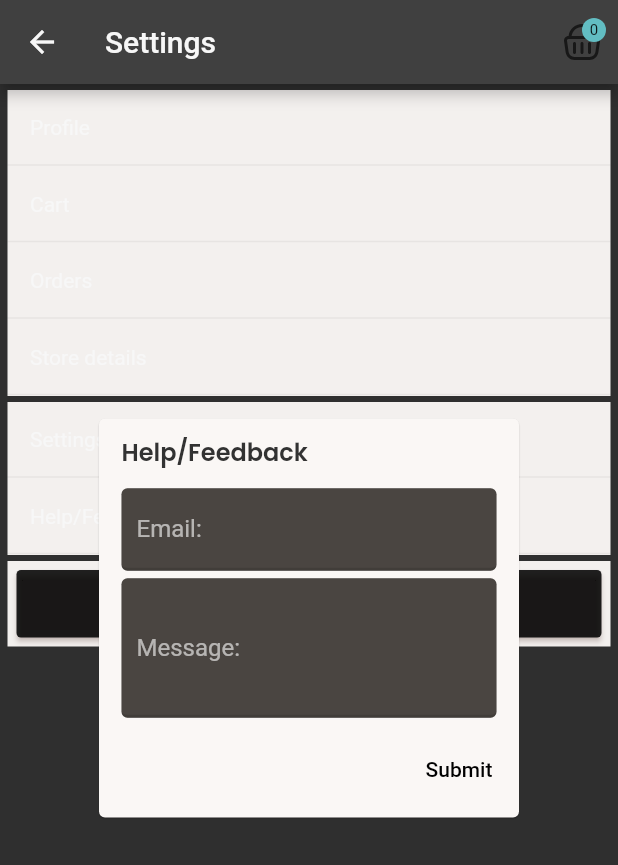
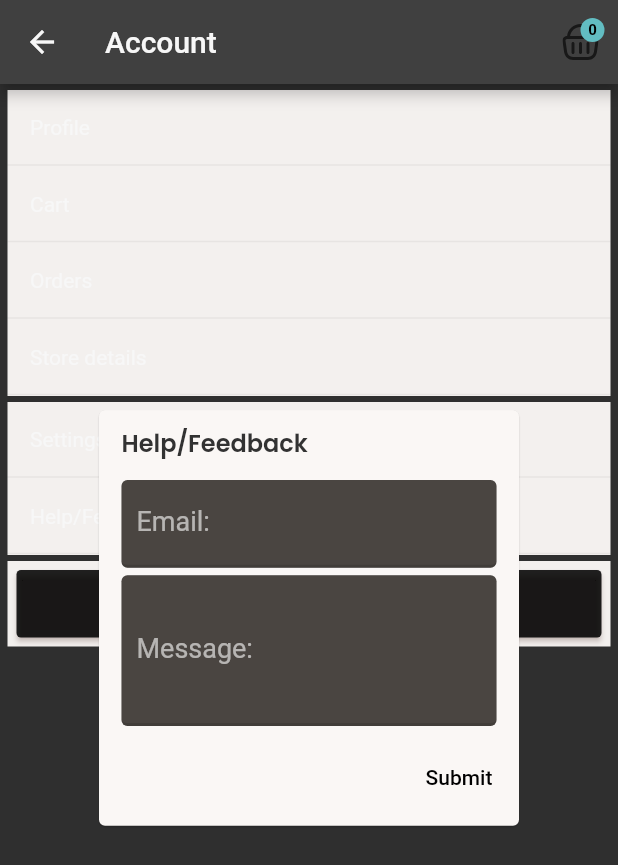
Before and after one commit to tonnidiaz/tukoffee, a Flutter app: the AccountTab screen opened directly, after a tap on "Help/Feedback", on a phone screen of 412 x 824 dp. Shown: the top 865 px of the screen. Run offline on Flutter 3.47's test engine with Material 2 defaults, Android fonts, the phone set to English and light mode, and no system bars; our stand-ins replace another_flushbar, device_info_plus, dio, file_picker, flutter_map, flutter_rating_bar and 9 more; missing offline and left inert: cloudinary, flutter_downloader, geocode, window_manager; accounts and stored records are empty; network calls fail.

```diff
--- a/lib/views/root/account_tab.dart
+++ b/lib/views/root/account_tab.dart
@@ -20,7 +20,9 @@ class AccountTab extends StatelessWidget {
     final appCtrl = MainApp.appCtrl;
     return Scaffold(
       appBar: AppBar(
-        title: const Text("Settings"),
+        title: Text(
+          "Account",
+        ),
         titleSpacing: 14,
         actions: const [CartBtn()],
       ),
--- a/lib/widgets/common2.dart
+++ b/lib/widgets/common2.dart
@@ -24,20 +24,25 @@ class CartBtn extends StatelessWidget {
   @override
   Widget build(BuildContext context) {
     final storeCtrl = Get.find<StoreCtrl>();
-    return IconButton(
+    return SizedBox(
+      width: 50,
+      child: IconButton(
         splashRadius: 23,
         onPressed: () {
           pushNamed(context, '/cart');
         },
         icon: Obx(
           () => Badge.count(
-          count: storeCtrl.cart.isEmpty ? 0 : storeCtrl.cart['products'].length,
-          textColor: Colors.black87,
+            count:
+                storeCtrl.cart.isEmpty ? 0 : storeCtrl.cart['products'].length,
+            textColor: Colors.black,
+            textStyle: TextStyle(fontWeight: FontWeight.w600, fontSize: 10),
             backgroundColor: TuColors.primary,
             child: svgIcon(
               name: 'rr-shopping-basket',
               color: TuColors.text2,
               size: 24,
+            ),
           ),
         ),
       ),
--- a/lib/widgets/review_item.dart
+++ b/lib/widgets/review_item.dart
@@ -49,7 +49,7 @@ class ReviewItem extends StatelessWidget {
           //Checkbox, cover, content, deleteBtn
           tileColor: cardBGLight,
           isThreeLine: !hasStars,
-          contentPadding: const EdgeInsets.symmetric(horizontal: 7),
+          contentPadding: const EdgeInsets.symmetric(horizontal: 10),
           leading: Material(
             elevation: 2,
             borderRadius: BorderRadius.circular(4),
--- a/lib/widgets/review_item2.dart
+++ b/lib/widgets/review_item2.dart
@@ -52,7 +52,7 @@ class ReviewItem2 extends StatelessWidget {
           //Checkbox, cover, content, deleteBtn
           tileColor: cardBGLight,
           isThreeLine: !hasStars,
-          contentPadding: const EdgeInsets.symmetric(horizontal: 7),
+          contentPadding: const EdgeInsets.symmetric(horizontal: 10),
           leading: Material(
             elevation: 2,
             borderRadius: BorderRadius.circular(4),
--- a/lib/widgets/tu/form_field.dart
+++ b/lib/widgets/tu/form_field.dart
@@ -150,6 +150,7 @@ class _TuFormFieldState extends State<TuFormField> {
                     return msg;
                   },
               keyboardType: widget.keyboard,
+              style: TextStyle(fontSize: 18),
               decoration: InputDecoration(
                 prefixIconColor:
                     _focusNode.hasFocus ? TuColors.note : Colors.black45,
--- a/pubspec.yaml
+++ b/pubspec.yaml
@@ -51,6 +51,4 @@ flutter:
     - assets/images/
     - assets/icons/
     - assets/
-    - assets/html/map.html
     - assets/css/
-    - assets/css/colors.css
```
Also changed, not shown: lib/utils/theme.dart (+6 -6 lines), lib/views/root/home.dart (+4 -5 lines), lib/widgets/cart_item.dart (+5 -4 lines). Lines whose indentation alone changed are shown as unchanged.
